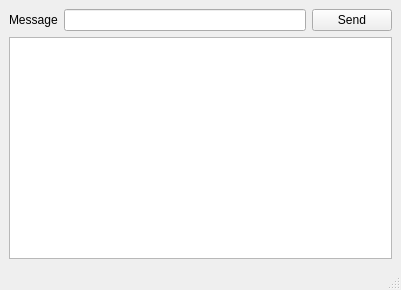
This is src/mainwindow.ui in AVShkokov/sf_chat as Qt 5 draws it before an edit. The edited form follows.
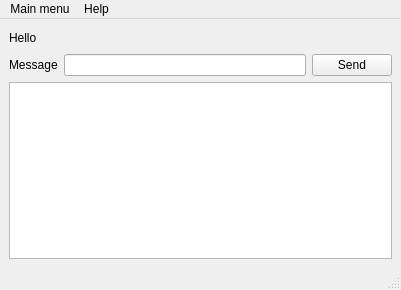
This is the edited form.

Patch:
```diff
--- a/src/mainwindow.ui
+++ b/src/mainwindow.ui
@@ -15,6 +15,37 @@
   </property>
   <widget class="QWidget" name="centralwidget">
    <layout class="QVBoxLayout" name="verticalLayout">
+    <item>
+     <layout class="QHBoxLayout" name="horizontalLayout_2">
+      <item>
+       <widget class="QLabel" name="welcomeLabel">
+        <property name="text">
+         <string>Hello </string>
+        </property>
+       </widget>
+      </item>
+      <item>
+       <widget class="QLabel" name="nameLabel">
+        <property name="text">
+         <string/>
+        </property>
+       </widget>
+      </item>
+      <item>
+       <spacer name="horizontalSpacer">
+        <property name="orientation">
+         <enum>Qt::Horizontal</enum>
+        </property>
+        <property name="sizeHint" stdset="0">
+         <size>
+          <width>40</width>
+          <height>20</height>
+         </size>
+        </property>
+       </spacer>
+      </item>
+     </layout>
+    </item>
     <item>
      <layout class="QHBoxLayout" name="horizontalLayout">
       <item>
@@ -50,6 +81,20 @@
      <height>21</height>
     </rect>
    </property>
+   <widget class="QMenu" name="menuMain_menu">
+    <property name="title">
+     <string>Main menu</string>
+    </property>
+    <addaction name="actionClose"/>
+   </widget>
+   <widget class="QMenu" name="menuHelp">
+    <property name="title">
+     <string>Help</string>
+    </property>
+    <addaction name="actionCommands"/>
+   </widget>
+   <addaction name="menuMain_menu"/>
+   <addaction name="menuHelp"/>
   </widget>
   <widget class="QStatusBar" name="statusbar"/>
  </widget>
```
Left out of the diff: 15 changed lines with no effect on the pictures.
